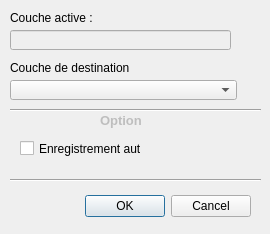
Old version of the form Super_Copier_dialog_base.ui in the repository IDTruke/QGIS-Super_Copier.
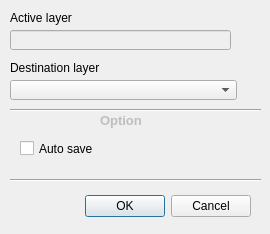
New version of the form.

Patch:
```diff
--- a/Super_Copier_dialog_base.ui
+++ b/Super_Copier_dialog_base.ui
@@ -35,7 +35,7 @@
     </rect>
    </property>
    <property name="text">
-    <string>Enregistrement auto</string>
+    <string>Auto save</string>
    </property>
   </widget>
   <widget class="QComboBox" name="LayerChoice">
@@ -58,7 +58,7 @@
     </rect>
    </property>
    <property name="text">
-    <string>Couche de destination :</string>
+    <string>Destination layer</string>
    </property>
   </widget>
   <widget class="QLabel" name="lbl_orig">
@@ -71,7 +71,7 @@
     </rect>
    </property>
    <property name="text">
-    <string>Couche active :</string>
+    <string>Active layer</string>
    </property>
   </widget>
   <widget class="QLineEdit" name="Active_Layer">
```
